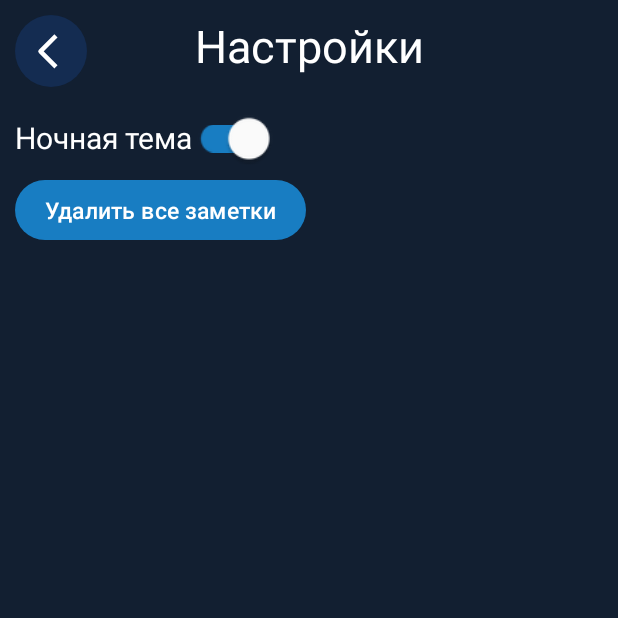
After one commit to ThinDrew/PocketOrganizer, an Android app: the SettingsActivity screen opened directly, with no data from a screen before it, on a phone screen of 412 x 824 dp, the top half of it. The commit adds this screen. Run offline under Robolectric (Android 15) with nearby library versions, the phone set to English and light mode, and no system bars.

Commit message:
Создано Activity настроек приложения
В DAO базы данных был добавлен запрос на удаление всех
заметок.

При нажатии в главном окне на кнопку аккаунта/настроек,
будет открыто новое Activity настроек.

Функционал SettingsActivity:
- Переключатель темы приложения
- Кнопка удаления всех заметок из базы данных. При нажатии
на кнопку пользователю нужно будет подтвердить удаление
в диалоговом окне.
- Кнопка возвращения в MainActivity

Для SettingsActivity была создана разметка и соответствующий
класс. Также был создан стиль (пока что только в ночной
теме) для диалогового окна. Для стиля был создан
drawable ресурс.

```diff
--- a/app/src/main/AndroidManifest.xml
+++ b/app/src/main/AndroidManifest.xml
@@ -13,7 +13,10 @@
         android:theme="@style/Theme.PocketOrganizer"
         tools:targetApi="31">
         <activity
-            android:name=".MainActivity"
+            android:name=".activity.SettingsActivity"
+            android:exported="false" />
+        <activity
+            android:name=".activity.MainActivity"
             android:exported="true">
             <intent-filter>
                 <action android:name="android.intent.action.MAIN" />
--- a/app/src/main/java/com/example/pocketorganizer/MainActivity.java
+++ b/app/src/main/java/com/example/pocketorganizer/activity/MainActivity.java
@@ -1,13 +1,18 @@
-package com.example.pocketorganizer;
+package com.example.pocketorganizer.activity;
 
 import androidx.appcompat.app.AppCompatActivity;
 import androidx.recyclerview.widget.LinearLayoutManager;
 import androidx.recyclerview.widget.RecyclerView;
 
+import android.content.Intent;
 import android.os.Bundle;
 import android.widget.ImageButton;
 import android.widget.TextView;
 
+import com.example.pocketorganizer.CalendarHelper;
+import com.example.pocketorganizer.DayOfWeek;
+import com.example.pocketorganizer.DayOfWeekAdapter;
+import com.example.pocketorganizer.R;
 import com.example.pocketorganizer.database.AppDatabase;
 import com.example.pocketorganizer.entities.Note;
 
@@ -58,7 +63,7 @@ public class MainActivity extends AppCompatActivity {
         // Отображение текущей недели
         displayWeek();
 
-        // Настройка кнопок навигации
+        // Обработка кнопок навигации
         ImageButton previousWeekButton = findViewById(R.id.prevWeekButton);
         previousWeekButton.setOnClickListener(v -> {
             calendarHelper.getPreviousWeek();
@@ -70,5 +75,12 @@ public class MainActivity extends AppCompatActivity {
             calendarHelper.getNextWeek();
             displayWeek();
         });
+
+        //Обработка кнопки аккаунта/настроек
+        ImageButton settingsButton = findViewById(R.id.accountButton);
+        settingsButton.setOnClickListener(view -> {
+            Intent intent = new Intent(MainActivity.this, SettingsActivity.class);
+            startActivity(intent);
+        });
     }
 }
--- /dev/null
+++ b/app/src/main/java/com/example/pocketorganizer/activity/SettingsActivity.java
@@ -0,0 +1,67 @@
+package com.example.pocketorganizer.activity;
+
+import android.content.DialogInterface;
+import android.content.SharedPreferences;
+import android.os.Bundle;
+import android.widget.Button;
+import android.widget.ImageButton;
+
+import androidx.appcompat.app.AlertDialog;
+import androidx.appcompat.app.AppCompatActivity;
+import androidx.appcompat.app.AppCompatDelegate;
+import androidx.appcompat.widget.SwitchCompat;
+
+import com.example.pocketorganizer.R;
+import com.example.pocketorganizer.database.AppDatabase;
+
+
+public class SettingsActivity extends AppCompatActivity {
+
+    private void showDeleteConfirmationDialog() {
+        new AlertDialog.Builder(this, R.style.CustomAlertDialog)
+                .setTitle("Удаление всех заметок")
+                .setMessage("Вы уверены, что хотите удалить все заметки?")
+                .setPositiveButton("Удалить", (dialog, which) -> deleteAllNotes())
+                .setNegativeButton("Отменить", null)
+                .show();
+    }
+
+    private void deleteAllNotes(){
+        AppDatabase database = AppDatabase.getInstance(getApplicationContext());
+        new Thread(() -> database.noteDao().deleteAllNotes()).start();
+    }
+
+    @Override
+    protected void onCreate(Bundle savedInstanceState) {
+        super.onCreate(savedInstanceState);
+
+        //Определение темы приложения
+        SharedPreferences sharedPreferences = getSharedPreferences("AppSettingsPrefs", 0);
+
+        boolean isDarkTheme = sharedPreferences.getBoolean("DarkTheme", true);
+        if (isDarkTheme) {
+            AppCompatDelegate.setDefaultNightMode(AppCompatDelegate.MODE_NIGHT_YES);
+        } else {
+            AppCompatDelegate.setDefaultNightMode(AppCompatDelegate.MODE_NIGHT_NO);
+        }
+
+        setContentView(R.layout.activity_settings);
+
+        //Обработка Switch
+        SwitchCompat themeSwitch = findViewById(R.id.themeSwitch);
+        themeSwitch.setChecked(isDarkTheme);
+
+        themeSwitch.setOnCheckedChangeListener((buttonView, isChecked) -> {
+            sharedPreferences.edit().putBoolean("DarkTheme", isChecked).apply();
+            AppCompatDelegate.setDefaultNightMode(isChecked ? AppCompatDelegate.MODE_NIGHT_YES : AppCompatDelegate.MODE_NIGHT_NO);
+        });
+
+        //Обработка кнопки удаления всех заметок
+        Button settingsButton = findViewById(R.id.deleteAllNotesButton);
+        settingsButton.setOnClickListener(view -> showDeleteConfirmationDialog());
+
+        //Обработка кнопки назад
+        ImageButton backButton = findViewById(R.id.backButton);
+        backButton.setOnClickListener(view -> finish());
+    }
+}
--- a/app/src/main/java/com/example/pocketorganizer/dao/NoteDao.java
+++ b/app/src/main/java/com/example/pocketorganizer/dao/NoteDao.java
@@ -27,4 +27,7 @@ public interface NoteDao {
 
     @Query("SELECT * FROM notes")
     List<Note> getAllNotes();
+
+    @Query("DELETE FROM notes")
+    void deleteAllNotes();
 }
--- /dev/null
+++ b/app/src/main/res/drawable/dialog_background.xml
@@ -0,0 +1,7 @@
+<?xml version="1.0" encoding="utf-8"?>
+<shape
+    xmlns:android="http://schemas.android.com/apk/res/android"
+    android:shape="rectangle">
+    <corners android:radius="16dp"/>
+    <solid android:color="@color/blue"/>
+</shape>
--- a/app/src/main/res/layout/activity_main.xml
+++ b/app/src/main/res/layout/activity_main.xml
@@ -4,9 +4,8 @@
     xmlns:tools="http://schemas.android.com/tools"
     android:layout_width="match_parent"
     android:layout_height="match_parent"
-    android:background="@color/darkBlue"
     android:orientation="vertical"
-    tools:context=".MainActivity">
+    tools:context=".activity.MainActivity">
 
     <LinearLayout
         android:layout_width="fill_parent"
--- /dev/null
+++ b/app/src/main/res/layout/activity_settings.xml
@@ -0,0 +1,76 @@
+<?xml version="1.0" encoding="utf-8"?>
+<LinearLayout xmlns:android="http://schemas.android.com/apk/res/android"
+    xmlns:tools="http://schemas.android.com/tools"
+    android:layout_width="match_parent"
+    android:layout_height="match_parent"
+    xmlns:app="http://schemas.android.com/apk/res-auto"
+    android:orientation="vertical"
+    tools:context=".activity.SettingsActivity"
+    android:layout_margin="10dp">
+
+    <androidx.constraintlayout.widget.ConstraintLayout
+        android:layout_width="fill_parent"
+        android:layout_height="wrap_content"
+        android:orientation="horizontal">
+
+        <ImageButton
+            android:id="@+id/backButton"
+            android:layout_width="48dp"
+            android:layout_height="48dp"
+            android:background="@drawable/custom_previous_button"
+            android:contentDescription="Back"
+            app:layout_constraintStart_toStartOf="parent"
+            app:layout_constraintTop_toTopOf="parent"
+            app:layout_constraintBottom_toBottomOf="parent"
+            android:layout_marginBottom="10dp"/>
+
+        <TextView
+            android:id="@+id/settingsText"
+            android:layout_width="wrap_content"
+            android:layout_height="wrap_content"
+            android:text="Настройки"
+            android:textColor="@color/white"
+            android:textSize="30sp"
+            app:layout_constraintStart_toStartOf="parent"
+            app:layout_constraintEnd_toEndOf="parent"
+            app:layout_constraintTop_toTopOf="parent"/>
+
+    </androidx.constraintlayout.widget.ConstraintLayout>
+
+    <LinearLayout
+        android:layout_width="fill_parent"
+        android:layout_height="wrap_content"
+        android:orientation="horizontal"
+        android:gravity="center_vertical">
+
+        <TextView
+            android:id="@+id/monthText"
+            android:layout_width="wrap_content"
+            android:layout_height="wrap_content"
+            android:text="Ночная тема"
+            android:textColor="@color/white"
+            android:textSize="20sp"/>
+
+        <androidx.appcompat.widget.SwitchCompat
+            android:id="@+id/themeSwitch"
+            android:layout_width="wrap_content"
+            android:layout_height="wrap_content"
+            app:trackTint="@color/lightBlue"
+            app:thumbTint="@color/white"
+            android:scaleX="1.35"
+            android:scaleY="1.35"
+            />
+    </LinearLayout>
+
+    <Button
+        android:id="@+id/deleteAllNotesButton"
+        android:layout_width="wrap_content"
+        android:layout_height="wrap_content"
+        android:text="Удалить все заметки"
+        android:textSize="15sp"
+        android:paddingEnd="20dp"
+        android:paddingStart="20dp"
+        android:paddingBottom="5dp"
+        android:paddingTop="5dp"/>
+
+</LinearLayout>
--- a/app/src/main/res/values-night/themes.xml
+++ b/app/src/main/res/values-night/themes.xml
@@ -6,6 +6,9 @@
 
         <item name="colorPrimary">@color/lightBlue</item>
         <item name="colorOnPrimary">@color/white</item>
+        <item name="android:colorBackground">@color/darkBlue</item>
+        <item name="colorOnBackground">@color/white</item>
+
         <item name="buttonStyle">@style/RoundedButton</item>
     </style>
 
@@ -14,4 +17,30 @@
         <item name="android:background">@drawable/rounded_button</item>
         <item name="android:textColor">@color/white</item>
     </style>
+
+    <!-- Cтиль для AlertDialog -->
+    <style name="CustomAlertDialog" parent="ThemeOverlay.MaterialComponents.Dialog.Alert">
+        <!-- Здесь вы можете определить любой атрибут, который хотите изменить -->
+        <item name="android:windowBackground">@drawable/dialog_background</item>
+        <item name="android:background">@drawable/dialog_background</item>
+        <item name="android:textColor">?attr/colorOnPrimary</item>
+        <item name="android:textSize">18sp</item>
+        <!-- Убираем серую подложку -->
+        <item name="android:backgroundDimEnabled">false</item>
+        <!-- Закругленные углы содержимого диалога -->
+        <item name="shapeAppearance">@style/ShapeAppearance.MaterialComponents.MediumComponent</item>
+
+        <item name="buttonBarPositiveButtonStyle">@style/CustomAlertDialogRedButton</item>
+        <item name="buttonBarNegativeButtonStyle">@style/CustomAlertDialogBlueButton</item>
+    </style>
+    <!-- Красный цвет для текста кнопки в AlertDialog -->
+    <style name="CustomAlertDialogRedButton" parent="Widget.MaterialComponents.Button.TextButton.Dialog">
+        <item name="android:textColor">@color/red</item>
+        <item name="textAllCaps">false</item>
+    </style>
+    <!-- Голубой цвет для текста кнопки в AlertDialog -->
+    <style name="CustomAlertDialogBlueButton" parent="Widget.MaterialComponents.Button.TextButton.Dialog">
+        <item name="android:textColor">@color/lightBlue</item>
+        <item name="textAllCaps">false</item>
+    </style>
 </resources>
```
